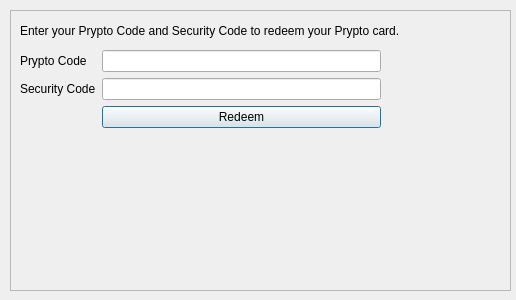
This is src/qt/forms/pryptopage.ui in transcoder/CasinoCoin as Qt 5 draws it before an edit. The edited form follows.
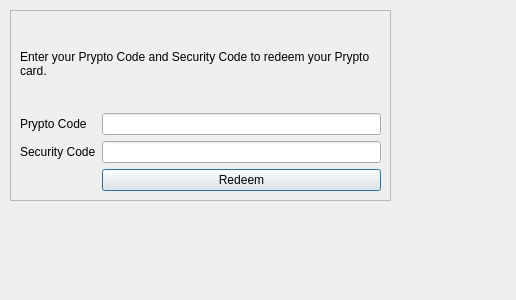
This is the edited form.

Diff of the .ui file:
```diff
--- a/src/qt/forms/pryptopage.ui
+++ b/src/qt/forms/pryptopage.ui
@@ -18,8 +18,8 @@
     <rect>
      <x>10</x>
      <y>10</y>
-     <width>501</width>
-     <height>281</height>
+     <width>381</width>
+     <height>191</height>
     </rect>
    </property>
    <property name="frameShape">
@@ -28,14 +28,14 @@
    <property name="frameShadow">
     <enum>QFrame::Sunken</enum>
    </property>
+   <layout class="QGridLayout" name="gridLayout">
+    <item row="0" column="0">
    <widget class="QLabel" name="lblHelp">
-    <property name="geometry">
-     <rect>
-      <x>10</x>
-      <y>10</y>
-      <width>461</width>
-      <height>21</height>
-     </rect>
+      <property name="minimumSize">
+       <size>
+        <width>0</width>
+        <height>80</height>
+       </size>
     </property>
     <property name="text">
      <string>Enter your Prypto Code and Security Code to redeem your Prypto card.</string>
@@ -50,16 +50,9 @@
      <bool>true</bool>
     </property>
    </widget>
-   <widget class="QWidget" name="formLayoutWidget">
-    <property name="geometry">
-     <rect>
-      <x>10</x>
-      <y>40</y>
-      <width>361</width>
-      <height>112</height>
-     </rect>
-    </property>
-    <layout class="QFormLayout" name="formLayout">
+    </item>
+    <item row="1" column="0">
+     <layout class="QGridLayout" name="gridLayout_2">
      <item row="0" column="0">
       <widget class="QLabel" name="lblPryptoCode">
        <property name="text">
@@ -67,16 +60,16 @@
        </property>
       </widget>
      </item>
-     <item row="1" column="0">
-      <widget class="QLabel" name="lblSecurityCode">
-       <property name="text">
-        <string>Security Code</string>
-       </property>
-      </widget>
-     </item>
      <item row="0" column="1">
       <widget class="QLineEdit" name="txtPryptoCode"/>
      </item>
+      <item row="1" column="0">
+       <widget class="QLabel" name="lblSecurityCode">
+        <property name="text">
+         <string>Security Code</string>
+        </property>
+       </widget>
+      </item>
      <item row="1" column="1">
       <widget class="QLineEdit" name="txtSecurityCode">
        <property name="inputMethodHints">
@@ -92,8 +85,11 @@
       </widget>
      </item>
     </layout>
-   </widget>
-  </widget>
+    </item>
+   </layout>
+  </widget>
+  <zorder>frame</zorder>
+  <zorder>formLayoutWidget</zorder>
  </widget>
  <resources/>
  <connections/>
```
Lines whose indentation alone changed are shown as unchanged.
